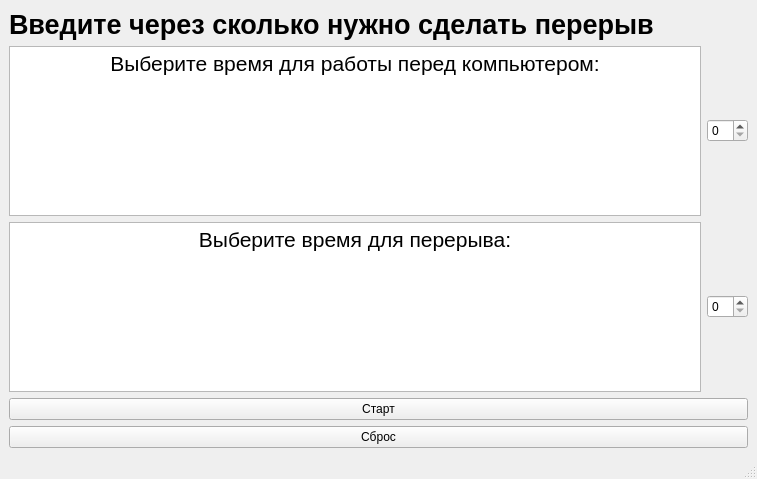
Old version of the form mainwindow.ui in the repository F3lixxx/BreakTime.
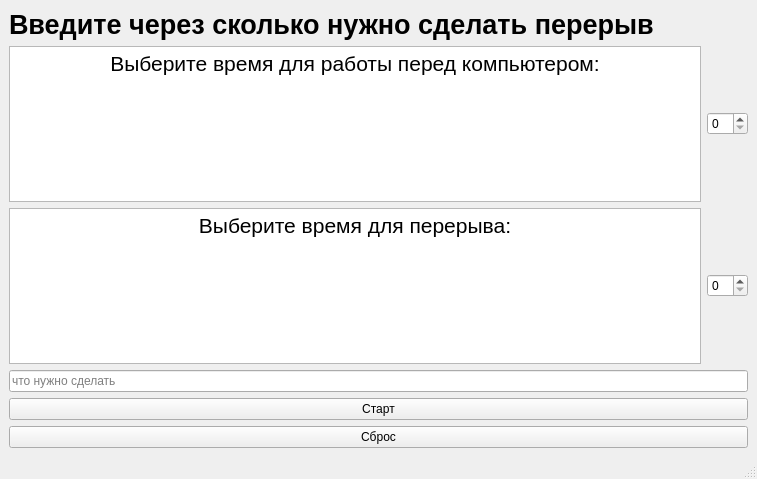
New version of the form.

```diff
--- a/mainwindow.ui
+++ b/mainwindow.ui
@@ -41,9 +41,9 @@
 hr { height: 1px; border-width: 0; }
 li.unchecked::marker { content: &quot;\2610&quot;; }
 li.checked::marker { content: &quot;\2612&quot;; }
-&lt;/style&gt;&lt;/head&gt;&lt;body style=&quot; font-family:'Segoe UI'; font-size:22pt; font-weight:400; font-style:normal;&quot;&gt;
-&lt;p align=&quot;center&quot; style=&quot; margin-top:0px; margin-bottom:0px; margin-left:0px; margin-right:0px; -qt-block-indent:0; text-indent:0px;&quot;&gt;&lt;span style=&quot; font-size:16pt;&quot;&gt;Выберите время для работы перед компьютером:&lt;/span&gt;&lt;/p&gt;
-&lt;p align=&quot;center&quot; style=&quot;-qt-paragraph-type:empty; margin-top:0px; margin-bottom:50px; margin-left:0px; margin-right:0px; -qt-block-indent:0; text-indent:0px; font-size:16pt;&quot;&gt;&lt;br /&gt;&lt;/p&gt;&lt;/body&gt;&lt;/html&gt;</string>
+&lt;/style&gt;&lt;/head&gt;&lt;body style=&quot; font-family:'Ubuntu Sans'; font-size:22pt; font-weight:400; font-style:normal;&quot;&gt;
+&lt;p align=&quot;center&quot; style=&quot; margin-top:0px; margin-bottom:0px; margin-left:0px; margin-right:0px; -qt-block-indent:0; text-indent:0px;&quot;&gt;&lt;span style=&quot; font-family:'Segoe UI'; font-size:16pt;&quot;&gt;Выберите время для работы перед компьютером:&lt;/span&gt;&lt;/p&gt;
+&lt;p align=&quot;center&quot; style=&quot;-qt-paragraph-type:empty; margin-top:0px; margin-bottom:50px; margin-left:0px; margin-right:0px; -qt-block-indent:0; text-indent:0px; font-family:'Segoe UI'; font-size:16pt;&quot;&gt;&lt;br /&gt;&lt;/p&gt;&lt;/body&gt;&lt;/html&gt;</string>
           </property>
          </widget>
         </item>
@@ -66,8 +66,8 @@
 hr { height: 1px; border-width: 0; }
 li.unchecked::marker { content: &quot;\2610&quot;; }
 li.checked::marker { content: &quot;\2612&quot;; }
-&lt;/style&gt;&lt;/head&gt;&lt;body style=&quot; font-family:'Segoe UI'; font-size:9pt; font-weight:400; font-style:normal;&quot;&gt;
-&lt;p align=&quot;center&quot; style=&quot; margin-top:0px; margin-bottom:0px; margin-left:0px; margin-right:0px; -qt-block-indent:0; text-indent:0px;&quot;&gt;&lt;span style=&quot; font-size:16pt;&quot;&gt;Выберите время для перерыва:&lt;/span&gt;&lt;/p&gt;&lt;/body&gt;&lt;/html&gt;</string>
+&lt;/style&gt;&lt;/head&gt;&lt;body style=&quot; font-family:'Ubuntu Sans'; font-size:11pt; font-weight:400; font-style:normal;&quot;&gt;
+&lt;p align=&quot;center&quot; style=&quot; margin-top:0px; margin-bottom:0px; margin-left:0px; margin-right:0px; -qt-block-indent:0; text-indent:0px;&quot;&gt;&lt;span style=&quot; font-family:'Segoe UI'; font-size:16pt;&quot;&gt;Выберите время для перерыва:&lt;/span&gt;&lt;/p&gt;&lt;/body&gt;&lt;/html&gt;</string>
           </property>
          </widget>
         </item>
@@ -76,6 +76,13 @@
         </item>
        </layout>
       </item>
+      <item>
+       <widget class="QLineEdit" name="le_todo">
+        <property name="placeholderText">
+         <string>что нужно сделать</string>
+        </property>
+       </widget>
+      </item>
       <item>
        <widget class="QPushButton" name="pb_start">
         <property name="text">
```
Left out of the diff: 2 changed lines with no effect on the pictures.
